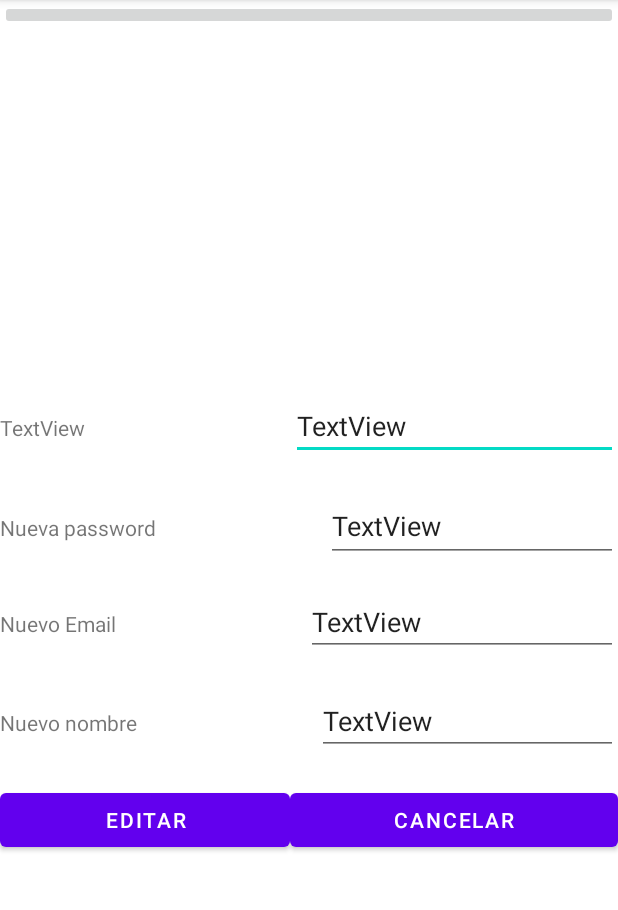
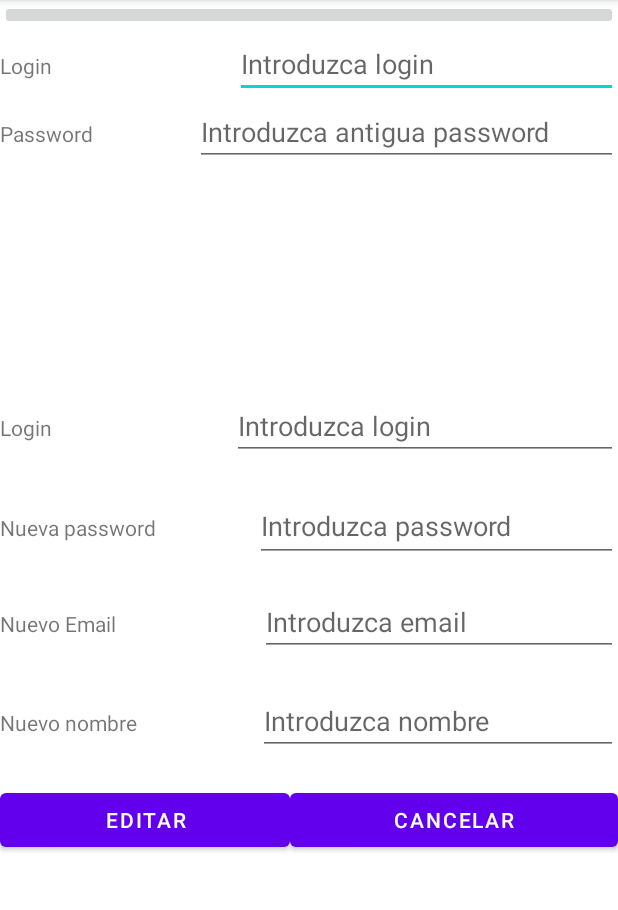
Before and after one commit to Rvmartinez/Bicigal, an Android app: the UserEditActivity screen opened directly, with no data from a screen before it, on a phone screen of 412 x 824 dp, the part 84-994 px from its top. Run offline under Robolectric (Android 15) with nearby library versions, the phone set to English and light mode, and no system bars.

Commit message:
Cambios interfaz edit

```diff
--- a/app/src/main/res/layout/user_edit_activity.xml
+++ b/app/src/main/res/layout/user_edit_activity.xml
@@ -24,6 +24,51 @@
                 android:layout_width="match_parent"
                 android:layout_height="wrap_content"
                 tools:srcCompat="@tools:sample/avatars" />
+
+            <LinearLayout
+                android:id="@+id/lyt_antiguoLogin"
+                android:layout_width="match_parent"
+                android:layout_height="wrap_content"
+                android:orientation="horizontal">
+
+                <TextView
+                    android:id="@+id/textView8"
+                    android:layout_width="wrap_content"
+                    android:layout_height="wrap_content"
+                    android:layout_weight="1"
+                    android:text="Login " />
+
+                <EditText
+                    android:id="@+id/textView6"
+                    android:layout_width="wrap_content"
+                    android:layout_height="wrap_content"
+                    android:layout_weight="1"
+                    android:hint="Introduzca login" />
+            </LinearLayout>
+
+            <LinearLayout
+                android:layout_width="match_parent"
+                android:layout_height="match_parent"
+                android:orientation="horizontal">
+
+                <TextView
+                    android:id="@+id/textView14"
+                    android:layout_width="wrap_content"
+                    android:layout_height="wrap_content"
+                    android:layout_weight="1"
+                    android:text="Password" />
+
+                <EditText
+                    android:id="@+id/editTextTextPassword"
+                    android:layout_width="wrap_content"
+                    android:layout_height="wrap_content"
+                    android:layout_weight="1"
+                    android:ems="10"
+                    android:hint="Introduzca antigua password"
+                    android:inputType="textPassword" />
+
+            </LinearLayout>
+
         </LinearLayout>
 
         <LinearLayout
@@ -47,14 +92,14 @@
                     android:layout_width="wrap_content"
                     android:layout_height="wrap_content"
                     android:layout_weight="1"
-                    android:text="TextView" />
+                    android:text="Login" />
 
                 <EditText
                     android:id="@+id/id_login"
                     android:layout_width="wrap_content"
                     android:layout_height="wrap_content"
                     android:layout_weight="1"
-                    android:text="TextView" />
+                    android:hint="Introduzca login" />
             </LinearLayout>
 
             <LinearLayout
@@ -77,7 +122,7 @@
                     android:layout_height="wrap_content"
                     android:layout_weight="1"
                     android:minHeight="48dp"
-                    android:text="TextView" />
+                    android:hint="Introduzca password" />
             </LinearLayout>
 
             <LinearLayout
@@ -99,7 +144,7 @@
                     android:layout_width="wrap_content"
                     android:layout_height="wrap_content"
                     android:layout_weight="1"
-                    android:text="TextView" />
+                    android:hint="Introduzca email" />
             </LinearLayout>
 
             <LinearLayout
@@ -121,7 +166,7 @@
                     android:layout_width="wrap_content"
                     android:layout_height="wrap_content"
                     android:layout_weight="1"
-                    android:text="TextView" />
+                    android:hint="Introduzca nombre" />
             </LinearLayout>
 
         </LinearLayout>
```
Also changed, not shown: app/src/main/java/com/esei/bicigal/BikeShowCurrent.java (+1 -9 lines).
